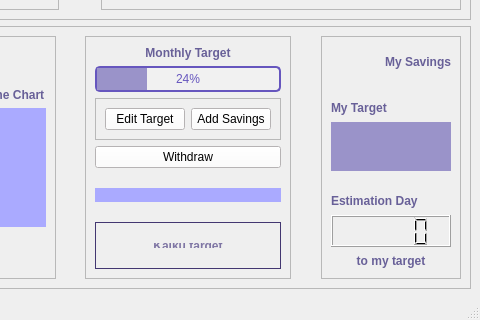
Old version of the form ui_files/dashboard.ui in the repository naryama8/gui_app_kelompok3; both pictures show x 320 to 800 and y 280 to 600 of the 800 by 600 pixel window.
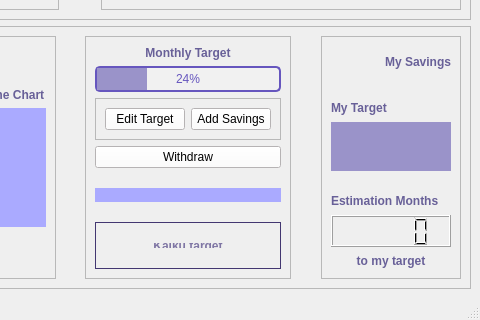
New version of the form.

```diff
--- a/ui_files/dashboard.ui
+++ b/ui_files/dashboard.ui
@@ -890,7 +890,7 @@
 font-weight: bold;</string>
             </property>
             <property name="text">
-             <string>Estimation Day</string>
+             <string>Estimation Months</string>
             </property>
            </widget>
           </item>
```
